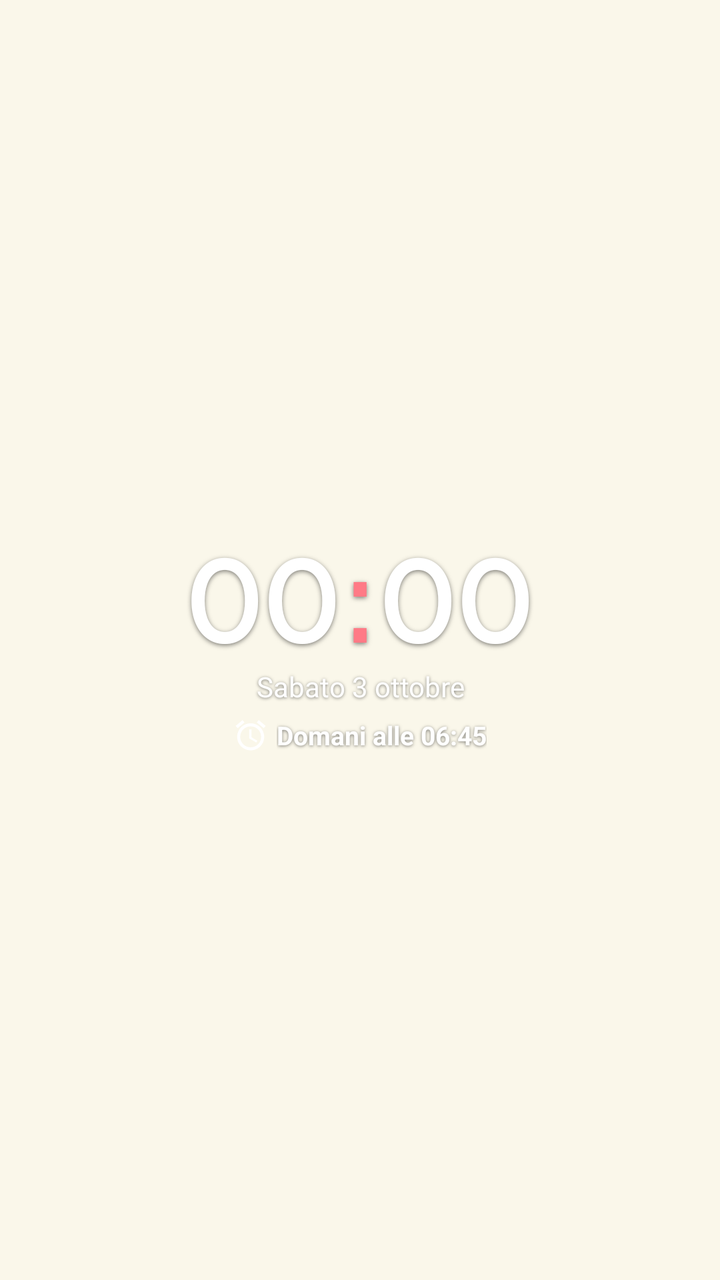
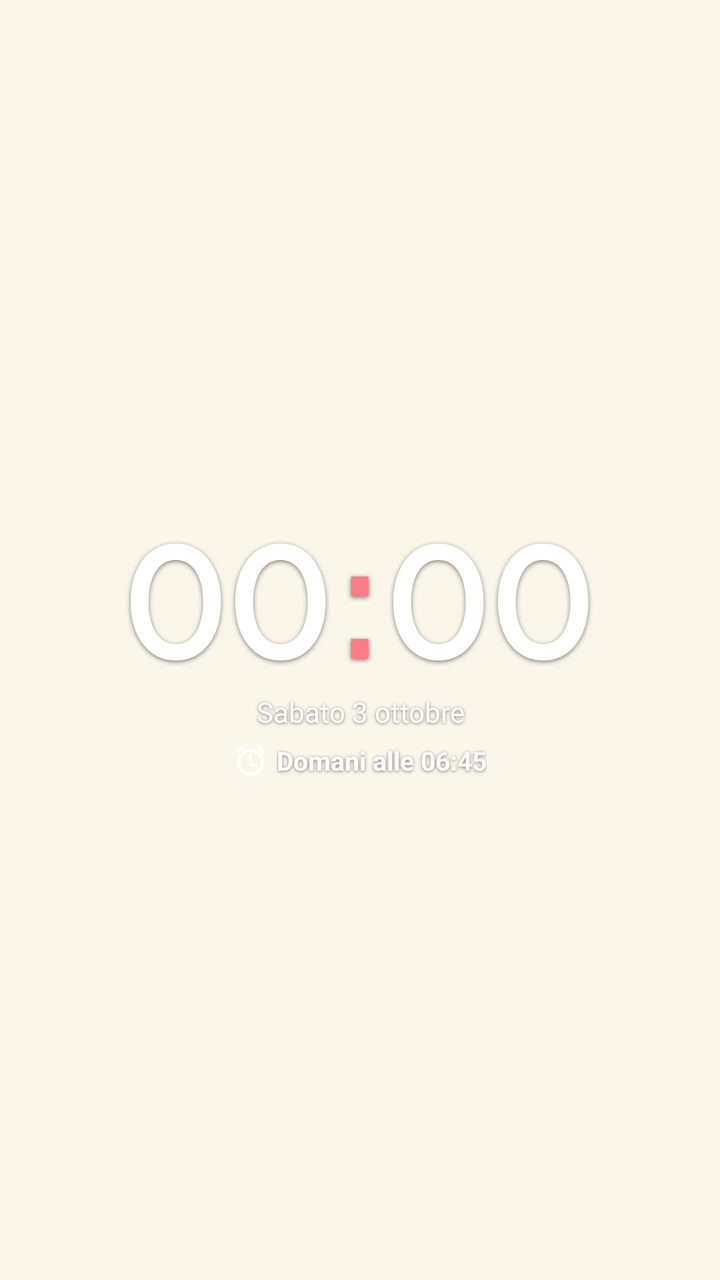

An Android layout rendered at two revisions. The XML below is the earlier revision; the diff shows what the commit changed to produce the second picture.
<!-- AndroidManifest.xml: application theme Theme.Ricordella -->
<!-- res/layout/widget_alarm.xml -->
<?xml version="1.0" encoding="utf-8"?>
<FrameLayout xmlns:android="http://schemas.android.com/apk/res/android"
    android:id="@+id/widget_root"
    android:layout_width="match_parent"
    android:layout_height="match_parent"
    android:padding="8dp">

    <LinearLayout
        android:id="@+id/alarm_open"
        android:layout_width="match_parent"
        android:layout_height="match_parent"
        android:gravity="center"
        android:orientation="vertical">

        <LinearLayout
            android:layout_width="wrap_content"
            android:layout_height="wrap_content"
            android:gravity="center"
            android:orientation="horizontal">

            <TextClock
                android:layout_width="wrap_content"
                android:layout_height="wrap_content"
                android:fontFamily="@font/plus_jakarta_semibold"
                android:format12Hour="HH"
                android:format24Hour="HH"
                android:includeFontPadding="false"
                android:letterSpacing="-0.025"
                android:shadowColor="#80000000"
                android:shadowDy="2"
                android:shadowRadius="6"
                android:textColor="#FFFFFFFF"
                android:textSize="56sp" />

            <TextView
                android:layout_width="wrap_content"
                android:layout_height="wrap_content"
                android:fontFamily="@font/plus_jakarta_semibold"
                android:includeFontPadding="false"
                android:shadowColor="#80000000"
                android:shadowDy="2"
                android:shadowRadius="6"
                android:text=":"
                android:textColor="@color/widget_colon"
                android:textSize="56sp" />

            <TextClock
                android:layout_width="wrap_content"
                android:layout_height="wrap_content"
                android:fontFamily="@font/plus_jakarta_semibold"
                android:format12Hour="mm"
                android:format24Hour="mm"
                android:includeFontPadding="false"
                android:letterSpacing="-0.025"
                android:shadowColor="#80000000"
                android:shadowDy="2"
                android:shadowRadius="6"
                android:textColor="#FFFFFFFF"
                android:textSize="56sp" />
        </LinearLayout>

        <TextView
            android:id="@+id/alarm_date"
            android:layout_width="match_parent"
            android:layout_height="wrap_content"
            android:ellipsize="end"
            android:gravity="center"
            android:maxLines="1"
            android:shadowColor="#80000000"
            android:shadowDy="1"
            android:shadowRadius="4"
            android:text="Sabato 3 ottobre"
            android:textColor="#FFFFFFFF"
            android:textSize="14sp" />

        <LinearLayout
            android:layout_width="match_parent"
            android:layout_height="wrap_content"
            android:layout_marginTop="6dp"
            android:gravity="center"
            android:orientation="horizontal">

            <ImageView
                android:layout_width="18dp"
                android:layout_height="18dp"
                android:layout_marginEnd="4dp"
                android:importantForAccessibility="no"
                android:src="@drawable/ic_widget_alarm" />

            <TextView
                android:id="@+id/alarm_next"
                android:layout_width="wrap_content"
                android:layout_height="wrap_content"
                android:ellipsize="end"
                android:maxLines="1"
                android:shadowColor="#80000000"
                android:shadowDy="1"
                android:shadowRadius="4"
                android:text="Domani alle 06:45"
                android:textColor="#FFFFFFFF"
                android:textSize="13sp"
                android:textStyle="bold" />
        </LinearLayout>
    </LinearLayout>
</FrameLayout>
<!-- resources referenced by this layout -->
<resources>
  <color name="widget_colon">#FFFF7A86</color>
  <!-- drawable ic_widget_alarm (drawable) -->
  <vector xmlns:android="http://schemas.android.com/apk/res/android" android:width="18dp" android:height="18dp" android:viewportWidth="24" android:viewportHeight="24">
      <path android:fillColor="#FFFFFFFF" android:pathData="M22,5.72l-4.6,-3.86 -1.29,1.53 4.6,3.86L22,5.72zM7.88,3.39L6.6,1.86 2,5.71l1.29,1.53 4.59,-3.85zM12.5,8L11,8v6l4.75,2.85 0.75,-1.23 -4,-2.37L12.5,8zM12,4c-4.97,0 -9,4.03 -9,9s4.02,9 9,9c4.97,0 9,-4.03 9,-9s-4.03,-9 -9,-9zM12,20c-3.87,0 -7,-3.13 -7,-7s3.13,-7 7,-7 7,3.13 7,7 -3.13,7 -7,7z"/>
  </vector>
  <style name="Theme.Ricordella" parent="android:Theme.Material.Light.NoActionBar">
          <item name="android:windowBackground">@color/window_background</item>
      </style>
  <color name="window_background">#FFFAF7EA</color>
</resources>

<!-- the commit's change to res/layout/widget_alarm.xml (unified diff, before → after) -->
@@ -30,7 +30,7 @@
                 android:shadowDy="2"
                 android:shadowRadius="6"
                 android:textColor="#FFFFFFFF"
-                android:textSize="56sp" />
+                android:textSize="76sp" />
 
             <TextView
                 android:layout_width="wrap_content"
@@ -42,7 +42,7 @@
                 android:shadowRadius="6"
                 android:text=":"
                 android:textColor="@color/widget_colon"
-                android:textSize="56sp" />
+                android:textSize="76sp" />
 
             <TextClock
                 android:layout_width="wrap_content"
@@ -56,7 +56,7 @@
                 android:shadowDy="2"
                 android:shadowRadius="6"
                 android:textColor="#FFFFFFFF"
-                android:textSize="56sp" />
+                android:textSize="76sp" />
         </LinearLayout>
 
         <TextView
